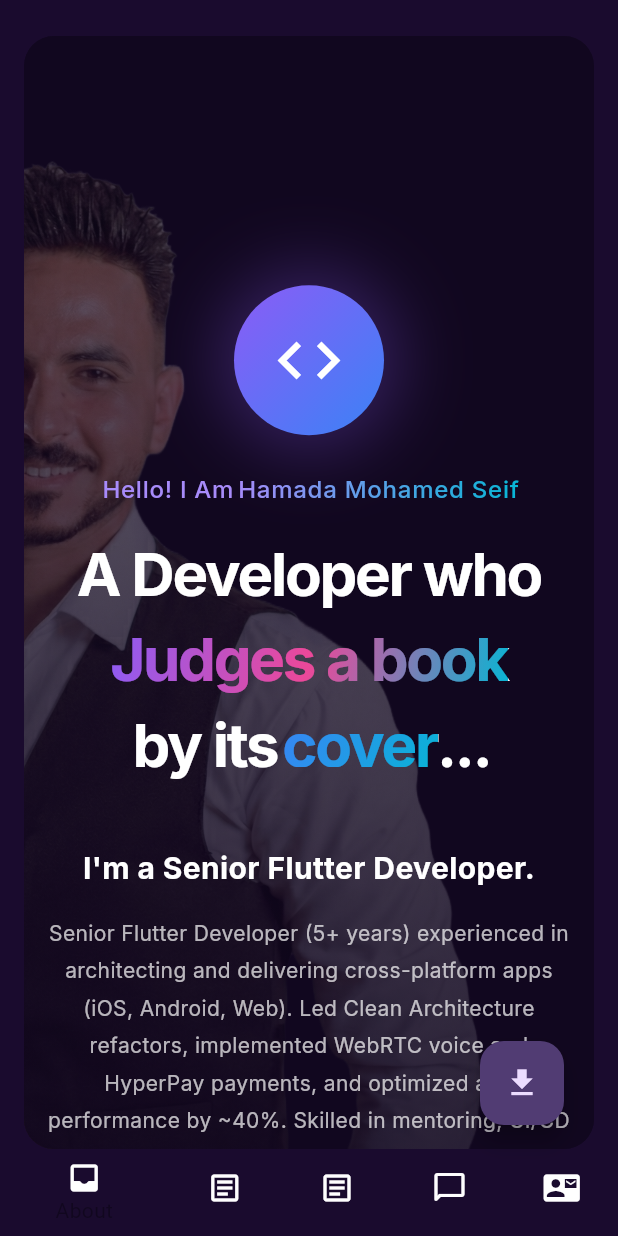
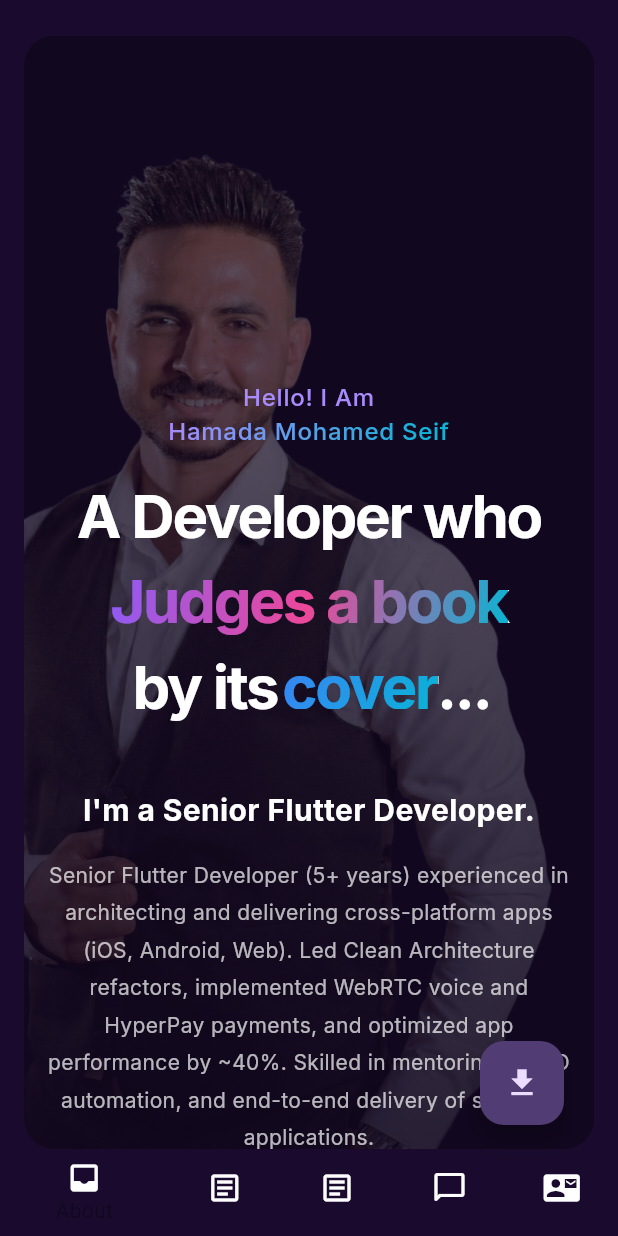
Before and after one commit to hamada-develop/my_portfolio, a Flutter app: the screen it shows after launch, on a phone screen of 412 x 824 dp. Run offline on Flutter 3.47's test engine with Material 3 defaults, Android fonts, the phone set to English and light mode, and no system bars; our stand-ins replace animated_text_kit, audioplayers, equatable, flutter_bloc, google_fonts.

Commit message:
Enhance about responsive

```diff
--- a/lib/core/constants/app_constants.dart
+++ b/lib/core/constants/app_constants.dart
@@ -66,6 +66,7 @@ class AppConstants {
   // Breakpoints
   static const double breakpointMobile = 600.0;
   static const double breakpointTablet = 1024.0;
+  // static const double breakpointTablet = 1100.0;
   static const double breakpointDesktop = 1280.0;
 
   // Animation Durations
--- a/lib/presentation/widgets/sections/about_section.dart
+++ b/lib/presentation/widgets/sections/about_section.dart
@@ -45,30 +45,33 @@ class _AboutSectionState extends State<AboutSection>
   Widget build(BuildContext context) {
     final responsive = context.responsive;
     final screenHeight = MediaQuery.sizeOf(context).height;
+    print('CURRENT WIDTH ${responsive.width}');
 
     return Container(
-      // 1. تحديد الحد الأدنى للطول ليكون بحجم الشاشة
       constraints: BoxConstraints(minHeight: screenHeight),
       width: double.infinity,
       child: Stack(
-        // 2. محاذاة العناصر غير المثبتة (المحتوى) في المنتصف
         alignment: Alignment.center,
         children: [
-          // --- الخلفية (الصورة) ---
-          // نستخدم Positioned عادي لأننا لا نعتمد عليه في حساب الطول
           PositionedDirectional(
             end: 0,
-            top: 0, // ثبتنا الصورة في الأعلى
+            top: 0,
             child: Image.asset(
               'assets/hamada3.png',
-              height: 1000,
-              width: 700,
+              height: responsive.getValue(
+                mobile: screenHeight,
+                desktop: screenHeight,
+                tablet: screenHeight - 50,
+              ),
+              width: responsive.getValue(
+                mobile: 500,
+                desktop: 600,
+                tablet: 500,
+              ),
               fit: BoxFit.cover,
             ),
           ),
 
-          // --- طبقة التعتيم (Gradient) ---
-          // نستخدم Positioned.fill لتملأ المساحة التي سيحددها المحتوى والكونتينر
           Positioned.fill(
             child: Container(
               decoration: BoxDecoration(
@@ -84,28 +87,29 @@ class _AboutSectionState extends State<AboutSection>
             ),
           ),
 
-          // --- المحتوى الأساسي (تم إزالة Positioned.fill منه) ---
-          // هذا هو "العمود الفقري" الذي سيحدد طول الـ Stack
           SectionContainer(
             padding: EdgeInsets.symmetric(
               horizontal: responsive.getValue(
                 mobile: AppConstants.spacingMd,
                 tablet: AppConstants.spacingXl,
-                desktop: AppConstants.spacing3xl,
+                desktop: AppConstants.spacingXl,
               ),
               vertical: responsive.getValue(
                 mobile: AppConstants.spacing3xl,
-                tablet: AppConstants.spacing4xl,
-                desktop: AppConstants.spacing4xl,
+                tablet: AppConstants.spacing3xl,
+                desktop: AppConstants.spacing3xl,
               ),
             ),
             child: Column(
-              mainAxisAlignment: MainAxisAlignment.center,
-              // mainAxisSize: MainAxisSize.min, // لا نحتاجها هنا لأننا نريد التمدد الطبيعي
+              mainAxisAlignment: responsive.width <= 903
+                  ? MainAxisAlignment.center
+                  : MainAxisAlignment.start,
               children: [
-
-                // Animated Flutter Icon
-                AnimatedBuilder(
+                Visibility(
+                  visible: responsive.width > 903,
+                  child: Padding(
+                    padding:  EdgeInsetsDirectional.only(end: responsive.width < 1330? 60: 0),
+                    child: AnimatedBuilder(
                       animation: _floatAnimation,
                       builder: (context, child) {
                         return Transform.translate(
@@ -132,25 +136,44 @@ class _AboutSectionState extends State<AboutSection>
                                 ),
                               ],
                             ),
-                        child: Icon(Icons.code,
-                            size: responsive.getValue(mobile: 50, tablet: 70, desktop: 80),
-                            color: Colors.white
+                            child: Icon(
+                              Icons.code,
+                              size: responsive.getValue(
+                                mobile: 50,
+                                tablet: 70,
+                                desktop: 80,
+                              ),
+                              color: Colors.white,
                             ),
                           ),
                         );
                       },
                     ),
-
-                SizedBox(height: responsive.getValue(mobile: 24, tablet: 32, desktop: 40)),
+                  ),
+                ),
+                SizedBox(
+                  height: responsive.getValue(
+                    mobile: 24,
+                    tablet: 32,
+                    desktop: responsive.width < 1330? 32: 40,
+                  ),
+                ),
 
                 // Greeting
-                Row(
-                  mainAxisAlignment: MainAxisAlignment.center,
+                Padding(
+                  padding: EdgeInsetsDirectional.only(
+                      end: responsive.width < 1330 && responsive.width > 903 ? 60 : 0),
+                  child: _GreetingElement(
+                    responsive: responsive,
                     children: [
                       Text(
                         'Hello! I Am ',
                         style: AppTextStyles.heroAccent.copyWith(
-                        fontSize: responsive.getValue(mobile: 16, tablet: 18, desktop: 20),
+                          fontSize: responsive.getValue(
+                            mobile: 16,
+                            tablet: 18,
+                            desktop: 20,
+                          ),
                         ),
                         textAlign: TextAlign.center,
                       ),
@@ -158,14 +181,25 @@ class _AboutSectionState extends State<AboutSection>
                         text: AppConstants.name,
                         gradient: AppColors.textGradient,
                         style: AppTextStyles.heroAccent.copyWith(
-                        fontSize: responsive.getValue(mobile: 16, tablet: 18, desktop: 20),
+                          fontSize: responsive.getValue(
+                            mobile: 16,
+                            tablet: 18,
+                            desktop: 20,
+                          ),
                         ),
                         textAlign: TextAlign.center,
                       ),
                     ],
                   ),
+                ),
 
-                SizedBox(height: responsive.getValue(mobile: 16, tablet: 24, desktop: 32)),
+                SizedBox(
+                  height: responsive.getValue(
+                    mobile: 16,
+                    tablet: 24,
+                    desktop: responsive.width < 1330? 24: 32,
+                  ),
+                ),
 
                 // Main Tagline
                 Column(
@@ -205,7 +239,13 @@ class _AboutSectionState extends State<AboutSection>
                   ],
                 ),
 
-                SizedBox(height: responsive.getValue(mobile: 40, tablet: 60, desktop: 80)),
+                SizedBox(
+                  height: responsive.getValue(
+                    mobile: 40,
+                    tablet: 60,
+                    desktop: responsive.width < 1330? 60: 80,
+                  ),
+                ),
 
                 // Title & Bio
                 Text(
@@ -221,7 +261,13 @@ class _AboutSectionState extends State<AboutSection>
                   textAlign: TextAlign.center,
                 ),
 
-                SizedBox(height: responsive.getValue(mobile: 16, tablet: 24, desktop: 32)),
+                SizedBox(
+                  height: responsive.getValue(
+                    mobile: 16,
+                    tablet: 24,
+                    desktop: 32,
+                  ),
+                ),
 
                 ConstrainedBox(
                   constraints: BoxConstraints(
@@ -253,3 +299,29 @@ class _AboutSectionState extends State<AboutSection>
     );
   }
 }
+
+class _GreetingElement extends StatelessWidget {
+  final List<Widget> children;
+  final Responsive responsive;
+
+  const _GreetingElement({
+    super.key,
+    required this.children,
+    required this.responsive,
+  });
+
+  @override
+  Widget build(BuildContext context) {
+    if (responsive.width < 1330) {
+      return Column(
+        mainAxisAlignment: MainAxisAlignment.center,
+        children: children,
+      );
+    } else {
+      return Row(
+        mainAxisAlignment: MainAxisAlignment.center,
+        children: children,
+      );
+    }
+  }
+}
```
Lines whose indentation alone changed are shown as unchanged.
